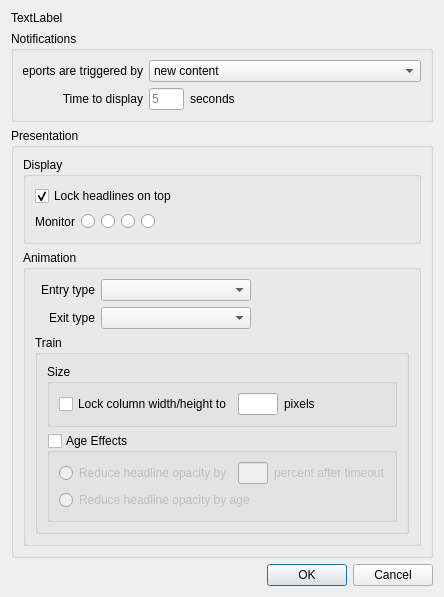
The window that addlocaldialog.ui (b0bh00d/Newsroom) describes before a commit, drawn with Qt 5.
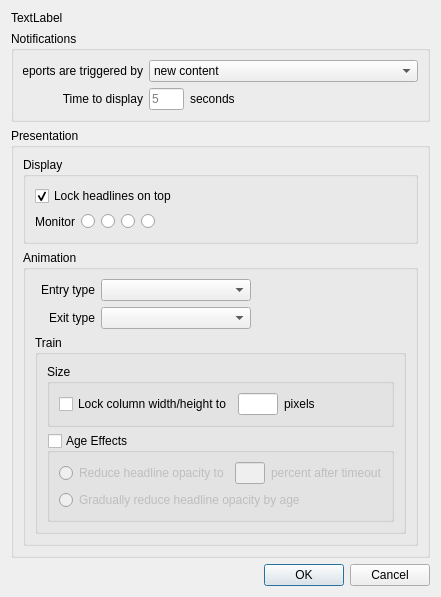
The same window after the commit. Icons and pictures are not drawn.

Commit message:
- Updated the Settings dialog to allow the user to customize the Headline appearance.
- Passed Headline configuration data to the Reporter instead of the Chyron.

- Added an 'Alert' configuration for Headline display.

What changed in the file:
```diff
--- a/addlocaldialog.ui
+++ b/addlocaldialog.ui
@@ -467,7 +467,7 @@
                  <item>
                   <widget class="QRadioButton" name="radio_TrainReduceOpacityFixed">
                    <property name="text">
-                    <string>Reduce headline opacity by</string>
+                    <string>Reduce headline opacity to</string>
                    </property>
                   </widget>
                  </item>
@@ -512,7 +512,7 @@
                <item>
                 <widget class="QRadioButton" name="radio_TrainReduceOpacityByAge">
                  <property name="text">
-                  <string>Reduce headline opacity by age</string>
+                  <string>Gradually reduce headline opacity by age</string>
                  </property>
                 </widget>
                </item>
```
The commit also changes 15 other files.
